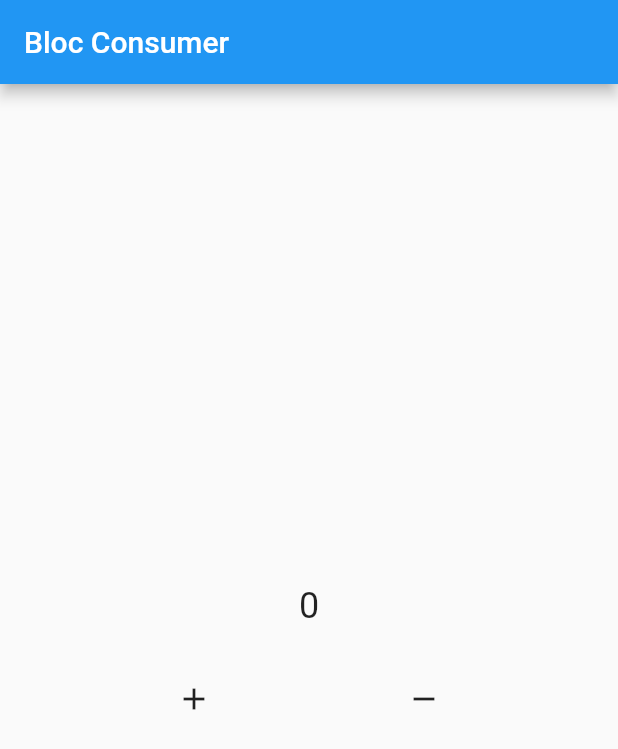
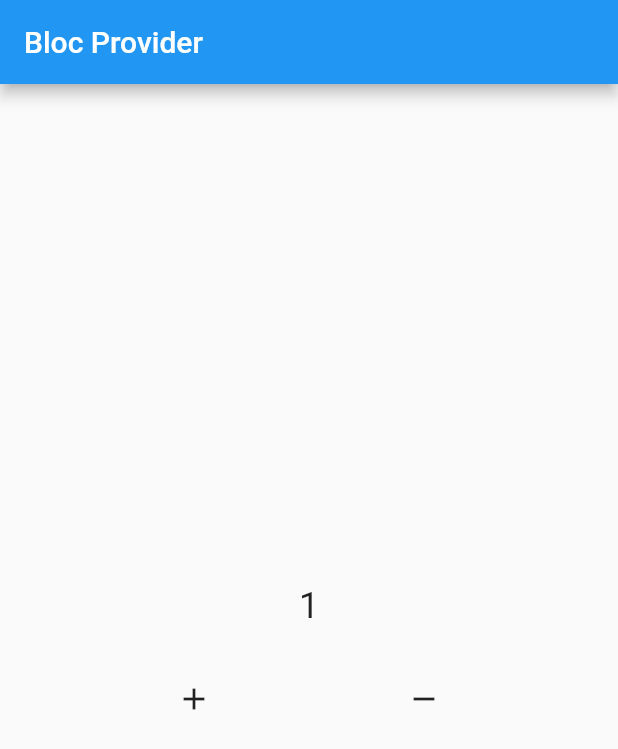
Before and after one commit to hib4/flutter-bloc, a Flutter app: the screen it shows after launch, after a tap on the "add" icon, on a phone screen of 412 x 824 dp. Shown: the top 749 px of the screen. Run offline on Flutter 3.47's test engine with Material 2 defaults, Android fonts, the phone set to English and light mode, and no system bars; our stand-ins replace bloc, flutter_bloc.

Commit message:
feat: [HF] 07-bloc provider

```diff
--- /dev/null
+++ b/lib/07_bloc_provider/07_bloc_provider.dart
@@ -0,0 +1,46 @@
+import 'package:flutter/material.dart';
+import 'package:flutter_bloc/flutter_bloc.dart';
+import 'package:learn_bloc/07_bloc_provider/widget/number.dart';
+
+import 'bloc/counter.dart';
+
+class LearnBlocProvider extends StatelessWidget {
+  const LearnBlocProvider({Key? key}) : super(key: key);
+
+  @override
+  Widget build(BuildContext context) {
+    Counter counter = BlocProvider.of<Counter>(context);
+
+    return Scaffold(
+      appBar: AppBar(
+        title: const Text('Bloc Provider'),
+      ),
+      body: Column(
+        mainAxisAlignment: MainAxisAlignment.center,
+        children: [
+          const NumberWidget(),
+          const SizedBox(
+            height: 24,
+          ),
+          Row(
+            mainAxisAlignment: MainAxisAlignment.spaceEvenly,
+            children: [
+              IconButton(
+                onPressed: () {
+                  counter.increment();
+                },
+                icon: const Icon(Icons.add),
+              ),
+              IconButton(
+                onPressed: () {
+                  counter.decrement();
+                },
+                icon: const Icon(Icons.remove),
+              ),
+            ],
+          ),
+        ],
+      ),
+    );
+  }
+}
--- /dev/null
+++ b/lib/07_bloc_provider/bloc/counter.dart
@@ -0,0 +1,31 @@
+import 'package:bloc/bloc.dart';
+
+class Counter extends Cubit<int> {
+  Counter({this.initialNumber = 0}) : super(initialNumber);
+
+  int initialNumber;
+
+  @override
+  void onChange(Change<int> change) {
+    // TODO: implement onChange
+    super.onChange(change);
+    print(change);
+  }
+
+  @override
+  void onError(Object error, StackTrace stackTrace) {
+    // TODO: implement onError
+    super.onError(error, stackTrace);
+    print(error);
+  }
+
+  void increment() {
+    emit(state + 1);
+  }
+
+  void decrement() {
+    if (state > 0) {
+      emit(state - 1);
+    }
+  }
+}
--- /dev/null
+++ b/lib/07_bloc_provider/widget/number.dart
@@ -0,0 +1,35 @@
+import 'package:flutter/material.dart';
+import 'package:flutter_bloc/flutter_bloc.dart';
+import 'package:learn_bloc/07_bloc_provider/bloc/counter.dart';
+
+class NumberWidget extends StatelessWidget {
+  const NumberWidget({Key? key}) : super(key: key);
+
+  @override
+  Widget build(BuildContext context) {
+    return BlocConsumer<Counter, int>(
+      bloc: BlocProvider.of<Counter>(context),
+      builder: (context, state) {
+        return Text(
+          '$state',
+          style: const TextStyle(fontSize: 24),
+        );
+      },
+      listener: (context, state) {
+        ScaffoldMessenger.of(context).showSnackBar(
+          SnackBar(
+            content: Text('Angka genap $state'),
+            duration: const Duration(milliseconds: 500),
+          ),
+        );
+      },
+      listenWhen: (previous, current) {
+        if (current.isEven) {
+          return true;
+        } else {
+          return false;
+        }
+      },
+    );
+  }
+}
--- a/lib/main.dart
+++ b/lib/main.dart
@@ -1,10 +1,13 @@
 import 'package:flutter/material.dart';
+import 'package:flutter_bloc/flutter_bloc.dart';
 import 'package:learn_bloc/01_stream/01_stream.dart';
 import 'package:learn_bloc/02_basic_cubit/02_basic_cubit.dart';
 import 'package:learn_bloc/03_observer_cubit/03_observer_cubit.dart';
 import 'package:learn_bloc/04_bloc_builder/04_bloc_builder.dart';
 import 'package:learn_bloc/05_bloc_listener/05_bloc_listener.dart';
 import 'package:learn_bloc/06_bloc_consumer/06_bloc_consumer.dart';
+import 'package:learn_bloc/07_bloc_provider/07_bloc_provider.dart';
+import 'package:learn_bloc/07_bloc_provider/bloc/counter.dart';
 
 void main() {
   runApp(const MyApp());
@@ -15,10 +18,13 @@ class MyApp extends StatelessWidget {
 
   @override
   Widget build(BuildContext context) {
-    return MaterialApp(
-      title: 'Learn BLoC',
-      debugShowCheckedModeBanner: false,
-      home: LearnBlocConsumer(),
+    return BlocProvider(
+      create: (context) => Counter(),
+      child: const MaterialApp(
+        title: 'Learn BLoC',
+        debugShowCheckedModeBanner: false,
+        home: LearnBlocProvider(),
+      ),
     );
   }
 }
```
